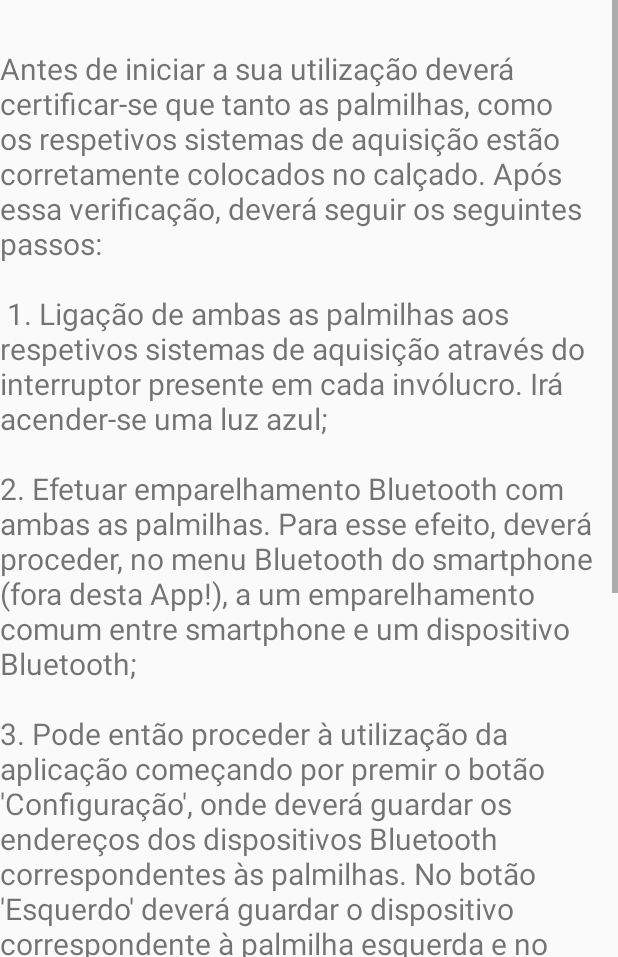
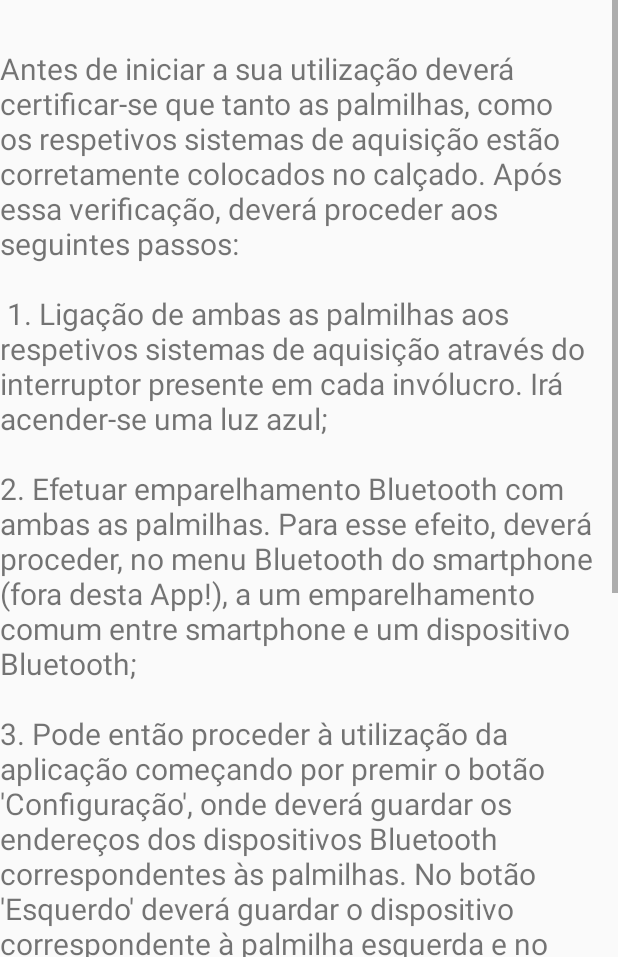
Before and after one commit to flmcampos/Famest_android_app, an Android app: the screen it shows after launch (MainActivity), after a tap on "INSTRUÇÕES", on a phone screen of 412 x 824 dp, the part 279-1236 px from its top. Run offline under Robolectric (Android 15) with nearby library versions, the phone set to English and light mode, and no system bars.

Commit message:
Alteração do texto de instruções

```diff
--- a/app/src/main/res/layout/instructions.xml
+++ b/app/src/main/res/layout/instructions.xml
@@ -43,7 +43,7 @@
         android:layout_marginTop="32dp"
         android:text="Antes de iniciar a sua utilização deverá certificar-se que tanto as palmilhas,
 como os respetivos sistemas de aquisição estão corretamente colocados no calçado.
-Após essa verificação, deverá seguir os seguintes passos:\n\n
+Após essa verificação, deverá proceder aos seguintes passos:\n\n
 1. Ligação de ambas as palmilhas aos respetivos sistemas de aquisição através do interruptor presente
 em cada invólucro. Irá acender-se uma luz azul;\n\n2. Efetuar emparelhamento Bluetooth com ambas as
 palmilhas. Para esse efeito, deverá proceder, no menu Bluetooth do smartphone (fora desta App!), a um
```
